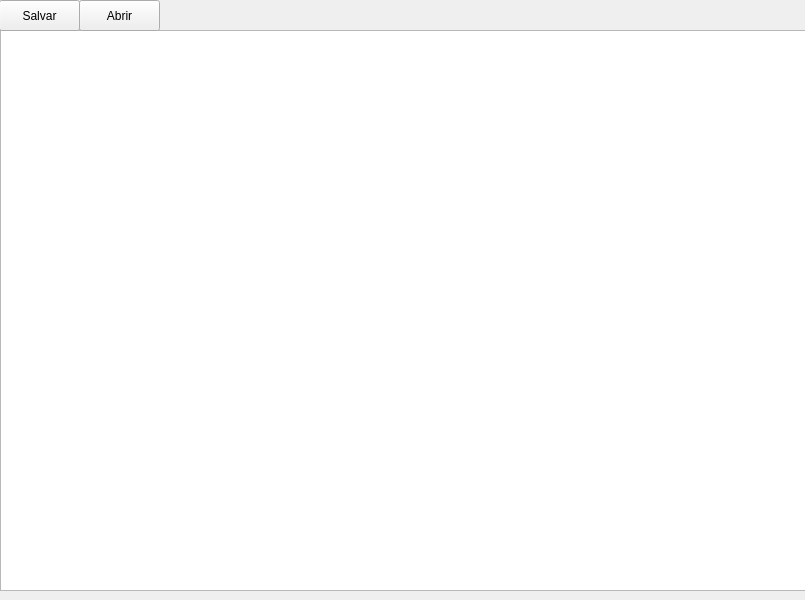
Kisrym/Notepad, file janelas/notepad.ui: the form before one commit.
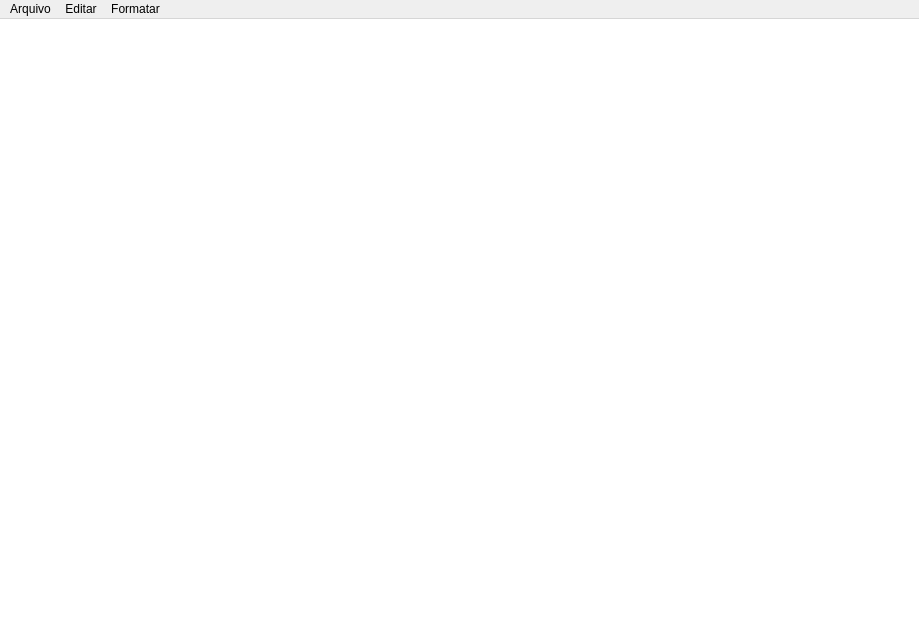
The form after the commit.

Commit message: Versão 1.2: Mudança no GUI do programa

```diff
--- a/janelas/notepad.ui
+++ b/janelas/notepad.ui
@@ -6,57 +6,80 @@
    <rect>
     <x>0</x>
     <y>0</y>
-    <width>805</width>
-    <height>600</height>
+    <width>919</width>
+    <height>631</height>
    </rect>
   </property>
   <property name="windowTitle">
    <string>Notepad</string>
   </property>
   <widget class="QWidget" name="centralwidget">
+   <property name="styleSheet">
+    <string notr="true">background-color: rgb(255, 255, 255);</string>
+   </property>
+   <layout class="QGridLayout" name="gridLayout_4">
+    <item row="0" column="0">
+     <layout class="QGridLayout" name="gridLayout_3">
+      <item row="0" column="0">
    <widget class="QTextEdit" name="texto">
-    <property name="geometry">
-     <rect>
-      <x>0</x>
-      <y>30</y>
-      <width>811</width>
-      <height>561</height>
-     </rect>
-    </property>
     <property name="font">
      <font>
       <family>Consolas</family>
       <pointsize>10</pointsize>
      </font>
     </property>
-   </widget>
-   <widget class="QPushButton" name="Salvar">
+        <property name="styleSheet">
+         <string notr="true">margin: -200;</string>
+        </property>
+       </widget>
+      </item>
+     </layout>
+    </item>
+   </layout>
+  </widget>
+  <widget class="QMenuBar" name="menuBar">
     <property name="geometry">
      <rect>
-      <x>-1</x>
+     <x>0</x>
       <y>0</y>
-      <width>81</width>
-      <height>31</height>
-     </rect>
-    </property>
+     <width>919</width>
+     <height>21</height>
+    </rect>
+   </property>
+   <widget class="QMenu" name="menuArquivo">
+    <property name="tearOffEnabled">
+     <bool>false</bool>
+    </property>
+    <property name="title">
+     <string>Arquivo</string>
+    </property>
+    <addaction name="actionSalvar"/>
+    <addaction name="actionAbrir"/>
+   </widget>
+   <widget class="QMenu" name="menuEditar">
+    <property name="title">
+     <string>Editar</string>
+    </property>
+   </widget>
+   <widget class="QMenu" name="menuFormatar">
+    <property name="title">
+     <string>Formatar</string>
+    </property>
+   </widget>
+   <addaction name="menuArquivo"/>
+   <addaction name="menuEditar"/>
+   <addaction name="menuFormatar"/>
+  </widget>
+  <action name="actionSalvar">
     <property name="text">
      <string>Salvar</string>
     </property>
-   </widget>
-   <widget class="QPushButton" name="Abrir">
-    <property name="geometry">
-     <rect>
-      <x>79</x>
-      <y>0</y>
-      <width>81</width>
-      <height>31</height>
-     </rect>
-    </property>
+  </action>
+  <action name="actionAbrir">
     <property name="text">
      <string>Abrir</string>
     </property>
-   </widget>
-  </widget>
+  </action>
  </widget>
  <resources/>
  <connections/>
```
Lines whose indentation alone changed are shown as unchanged. The commit also changes 1 other file.
